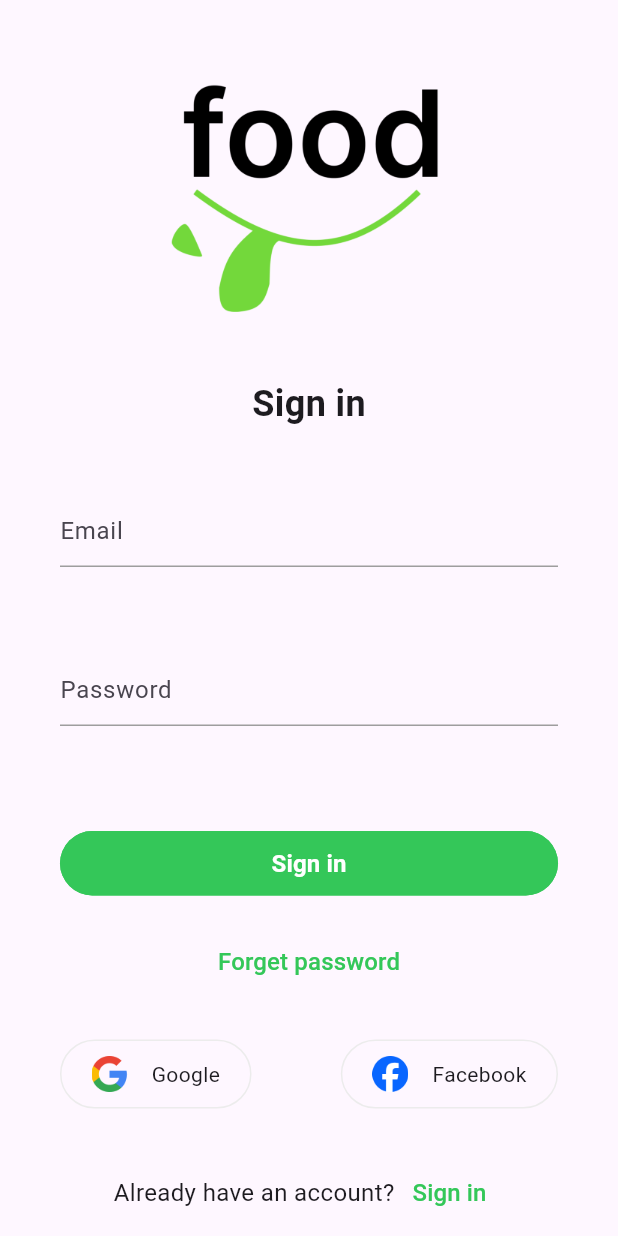
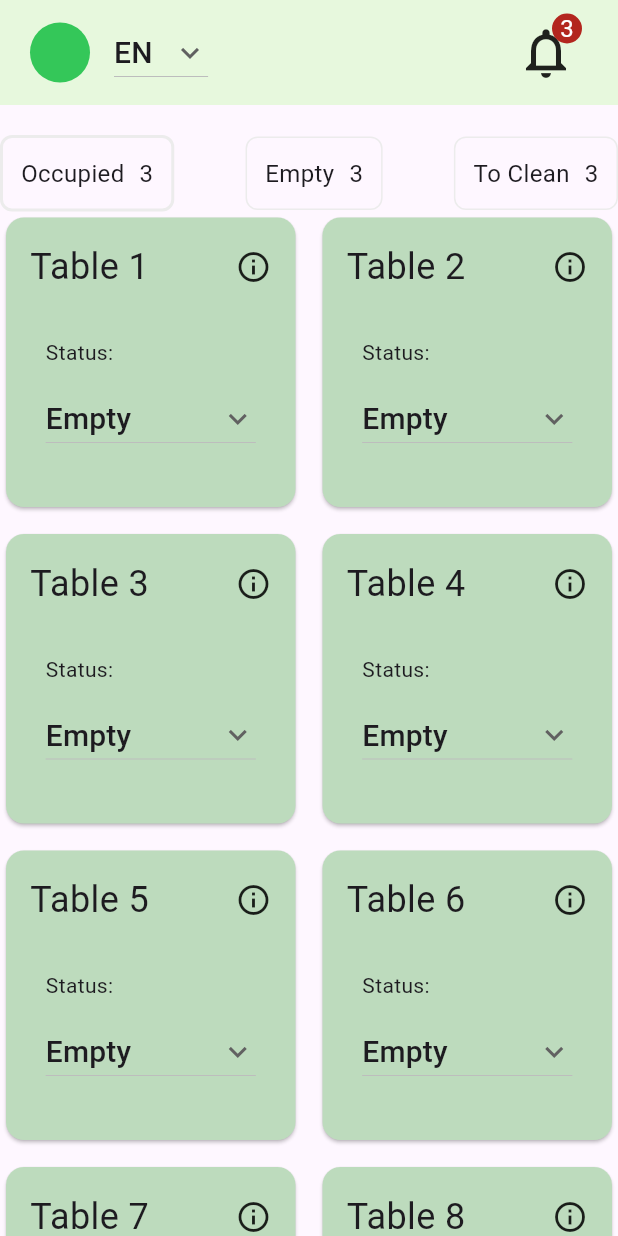
Before and after one commit to D-Anoz/kaffe, a Flutter app: the screen it shows after launch, after a tap on "Sign in", on a phone screen of 412 x 824 dp. Run offline on Flutter 3.47's test engine with Material 3 defaults, Android fonts, the phone set to English and light mode, and no system bars.

Commit message:
added homescreen and colors as per the status of table

```diff
--- a/lib/core/constants/colors.dart
+++ b/lib/core/constants/colors.dart
@@ -3,4 +3,11 @@ import 'package:flutter/material.dart';
 class AppColors {
   static const Color primary = Color(0xff34C759);
   static const Color borderColor = Color(0xffECECEC);
+  static const Color lightPrimary = Color(0xffE7F8DD);
+  static const Color medPrimary = Color(0xffBEEECA);
+  static const Color capsuleColor = Color(0xffFCF8F8);
+  static const Color emptyColor = Color(0xffBDDBBD);
+  static const Color toCleanColor = Color(0xffE6B2B2);
+  static const Color occupiedColor = Color(0xffBDBDDB);
+  static const Color orderPlacedColor = Color(0xffE6E6B2);
 }
--- /dev/null
+++ b/lib/presentation/screens/home_screen.dart
@@ -0,0 +1,248 @@
+import 'package:caffe/core/constants/colors.dart';
+import 'package:flutter/material.dart';
+
+class HomeScreen extends StatefulWidget {
+  const HomeScreen({super.key});
+
+  @override
+  State<HomeScreen> createState() => _HomeScreenState();
+}
+
+class _HomeScreenState extends State<HomeScreen> {
+  String dropdownvalue = 'EN';
+
+  var items = [
+    'EN',
+    'NEP',
+  ];
+
+  List<String> tableStatusValues = List.generate(8, (index) => 'Empty');
+
+  var tables = [
+    'Table 1',
+    'Table 2',
+    'Table 3',
+    'Table 4',
+    'Table 5',
+    'Table 6',
+    'Table 7',
+    'Table 8'
+  ];
+  var tableStatus = [
+    'Empty',
+    'To clean',
+    'Order placed',
+    'Occupied',
+  ];
+
+  Color getStatusColor(String status) {
+    switch (status) {
+      case 'Empty':
+        return AppColors.emptyColor;
+      case 'To clean':
+        return AppColors.toCleanColor;
+      case 'Order placed':
+        return AppColors.orderPlacedColor;
+      case 'Occupied':
+        return AppColors.occupiedColor;
+      default:
+        return AppColors.toCleanColor;
+    }
+  }
+
+  @override
+  Widget build(BuildContext context) {
+    return Scaffold(
+      body: SafeArea(
+        child: Column(
+          children: [
+            Container(
+              height: 70,
+              decoration: const BoxDecoration(color: AppColors.lightPrimary),
+              child: Padding(
+                padding: const EdgeInsets.only(left: 20, right: 20),
+                child: Row(
+                  mainAxisAlignment: MainAxisAlignment.spaceBetween,
+                  children: [
+                    Row(
+                      children: [
+                        const CircleAvatar(
+                          backgroundColor: AppColors.primary,
+                        ),
+                        const SizedBox(
+                          width: 16,
+                        ),
+                        DropdownButton(
+                          value: dropdownvalue,
+                          icon: const Icon(Icons.keyboard_arrow_down),
+                          items: items.map((String items) {
+                            return DropdownMenuItem(
+                              value: items,
+                              child: Text(
+                                items,
+                                style: const TextStyle(fontSize: 20),
+                              ),
+                            );
+                          }).toList(),
+                          onChanged: (String? newValue) {
+                            setState(() {
+                              dropdownvalue = newValue!;
+                            });
+                          },
+                        )
+                      ],
+                    ),
+                    const Padding(
+                      padding: EdgeInsets.only(right: 8.0),
+                      child: Badge(
+                        label: Text('3'),
+                        largeSize: 20,
+                        textStyle: TextStyle(fontSize: 16),
+                        child: Icon(Icons.notifications_none_outlined, size: 40),
+                      ),
+                    ),
+                  ],
+                ),
+              ),
+            ),
+            const SizedBox(height: 20),
+            Row(
+              mainAxisAlignment: MainAxisAlignment.spaceBetween,
+              children: [
+                Container(
+                  decoration: BoxDecoration(borderRadius: const BorderRadius.all(Radius.circular(8)), border: Border.all(width: 2, color: AppColors.borderColor)),
+                  child: const Padding(
+                    padding: EdgeInsets.all(12),
+                    child: Row(
+                      children: [
+                        Text(
+                          'Occupied',
+                          style: TextStyle(fontSize: 16),
+                        ),
+                        SizedBox(
+                          width: 10,
+                        ),
+                        Text(
+                          '3',
+                          style: TextStyle(fontSize: 16),
+                        )
+                      ],
+                    ),
+                  ),
+                ),
+                Container(
+                  decoration: BoxDecoration(borderRadius: const BorderRadius.all(Radius.circular(8)), border: Border.all(width: 1, color: AppColors.borderColor)),
+                  child: const Padding(
+                    padding: EdgeInsets.all(12),
+                    child: Row(
+                      children: [
+                        Text(
+                          'Empty',
+                          style: TextStyle(fontSize: 16),
+                        ),
+                        SizedBox(
+                          width: 10,
+                        ),
+                        Text(
+                          '3',
+                          style: TextStyle(fontSize: 16),
+                        )
+                      ],
+                    ),
+                  ),
+                ),
+                Container(
+                  decoration: BoxDecoration(borderRadius: const BorderRadius.all(Radius.circular(8)), border: Border.all(width: 1, color: AppColors.borderColor)),
+                  child: const Padding(
+                    padding: EdgeInsets.all(12),
+                    child: Row(
+                      children: [
+                        Text(
+                          'To Clean',
+                          style: TextStyle(fontSize: 16),
+                        ),
+                        SizedBox(
+                          width: 10,
+                        ),
+                        Text(
+                          '3',
+                          style: TextStyle(fontSize: 16),
+                        )
+                      ],
+                    ),
+                  ),
+                ),
+              ],
+            ),
+            Expanded(
+              child: GridView.builder(
+                  gridDelegate: const SliverGridDelegateWithFixedCrossAxisCount(
+                    crossAxisCount: 2,
+                    crossAxisSpacing: 10.0,
+                    mainAxisSpacing: 10.0,
+                    childAspectRatio: 1.0,
+                  ),
+                  itemCount: tables.length,
+                  itemBuilder: (context, index) {
+                    return Card(
+                      color: getStatusColor(tableStatusValues[index]),
+                      child: Padding(
+                        padding: const EdgeInsets.all(16),
+                        child: Column(
+                          children: [
+                            Row(
+                              mainAxisAlignment: MainAxisAlignment.spaceBetween,
+                              children: [
+                                Text(
+                                  tables[index],
+                                  style: const TextStyle(fontSize: 24),
+                                ),
+                                const SizedBox(
+                                  width: 26,
+                                ),
+                                const Icon(Icons.info_outlined)
+                              ],
+                            ),
+                            const SizedBox(
+                              height: 30,
+                            ),
+                            Column(
+                              crossAxisAlignment: CrossAxisAlignment.start,
+                              children: [
+                                const Text('Status:'),
+                                const SizedBox(
+                                  height: 10,
+                                ),
+                                DropdownButton(
+                                  value: tableStatusValues[index],
+                                  icon: const Icon(Icons.keyboard_arrow_down),
+                                  items: tableStatus.map((String items) {
+                                    return DropdownMenuItem(
+                                      value: items,
+                                      child: Text(
+                                        items,
+                                        style: const TextStyle(fontSize: 20),
+                                      ),
+                                    );
+                                  }).toList(),
+                                  focusColor: Colors.white.withOpacity(0.9),
+                                  onChanged: (String? newValue) {
+                                    setState(() {
+                                      tableStatusValues[index] = newValue!;
+                                    });
+                                  },
+                                )
+                              ],
+                            )
+                          ],
+                        ),
+                      ),
+                    );
+                  }),
+            )
+          ],
+        ),
+      ),
+    );
+  }
+}
--- a/lib/presentation/screens/signin_screen.dart
+++ b/lib/presentation/screens/signin_screen.dart
@@ -3,6 +3,9 @@ import 'package:caffe/core/constants/images.dart';
 import 'package:caffe/presentation/widgets/buttons.dart';
 import 'package:caffe/presentation/widgets/form.dart';
 import 'package:flutter/material.dart';
+
+import 'home_screen.dart';
+import 'signup_screen.dart';
 
 class SigninScreen extends StatefulWidget {
   const SigninScreen({super.key});
@@ -31,9 +34,14 @@ class _SigninScreenState extends State<SigninScreen> {
               const SizedBox(height: 24),
               CustomFormField(controller: passwordController, hintText: 'Password'),
               const SizedBox(height: 40),
-              const CustomButton(label: 'Sign in'),
+              CustomButton(
+                label: 'Sign in',
+                fun: () {
+                  Navigator.push(context, MaterialPageRoute(builder: (context) => const HomeScreen()));
+                },
+              ),
               const SizedBox(height: 20),
-              const CustomTextButton(label: 'Forget password'),
+              const CustomTextButton(label: 'Forget password?'),
               const SizedBox(height: 28),
               Row(
                 mainAxisAlignment: MainAxisAlignment.spaceBetween,
@@ -67,11 +75,16 @@ class _SigninScreenState extends State<SigninScreen> {
                 ],
               ),
               const SizedBox(height: 32),
-              const Row(
+              Row(
                 mainAxisAlignment: MainAxisAlignment.center,
                 children: [
-                  Text('Already have an account?', style: TextStyle(fontSize: 16)),
-                  CustomTextButton(label: 'Sign in')
+                  const Text('Don’t have an account?', style: TextStyle(fontSize: 16)),
+                  CustomTextButton(
+                    label: 'Sign up',
+                    fun: () {
+                      Navigator.push(context, MaterialPageRoute(builder: (context) => const SignupPage()));
+                    },
+                  )
                 ],
               )
             ],
--- a/lib/presentation/screens/signup_screen.dart
+++ b/lib/presentation/screens/signup_screen.dart
@@ -0,0 +1,93 @@
+import 'package:caffe/presentation/screens/signin_screen.dart';
+import 'package:flutter/material.dart';
+
+import '../../core/constants/colors.dart';
+import '../../core/constants/images.dart';
+import '../widgets/buttons.dart';
+import '../widgets/form.dart';
+
+class SignupPage extends StatefulWidget {
+  const SignupPage({super.key});
+
+  @override
+  State<SignupPage> createState() => _SignupPageState();
+}
+
+class _SignupPageState extends State<SignupPage> {
+  //controllers
+  TextEditingController emailController = TextEditingController();
+  TextEditingController passwordController = TextEditingController();
+  TextEditingController phoneController = TextEditingController();
+  @override
+  Widget build(BuildContext context) {
+    return Scaffold(
+      body: SingleChildScrollView(
+        child: Padding(
+          padding: const EdgeInsets.all(40),
+          child: Column(
+            children: [
+              Image.asset(AppImages.splash, height: 168),
+              const SizedBox(height: 44),
+              const Text('Sign up', style: TextStyle(fontSize: 24, fontWeight: FontWeight.bold)),
+              const SizedBox(height: 40),
+              CustomFormField(controller: emailController, hintText: 'Email'),
+              const SizedBox(height: 2),
+              CustomFormField(controller: passwordController, hintText: 'Password'),
+              const SizedBox(height: 2),
+              CustomFormField(controller: phoneController, hintText: 'Phone'),
+              const SizedBox(height: 2),
+              const CustomButton(label: 'Sign in'),
+              const SizedBox(height: 20),
+              const CustomTextButton(label: 'Forget password'),
+              const SizedBox(height: 28),
+              Row(
+                mainAxisAlignment: MainAxisAlignment.spaceBetween,
+                children: [
+                  Container(
+                    decoration: BoxDecoration(border: Border.all(width: 1, color: AppColors.borderColor), borderRadius: const BorderRadius.all(Radius.circular(36))),
+                    child: Padding(
+                      padding: const EdgeInsets.only(top: 10, bottom: 10, left: 20, right: 20),
+                      child: Row(
+                        children: [
+                          Image.asset(AppImages.google, height: 24),
+                          const SizedBox(width: 16),
+                          const Text('Google')
+                        ],
+                      ),
+                    ),
+                  ),
+                  Container(
+                    decoration: BoxDecoration(border: Border.all(width: 1, color: AppColors.borderColor), borderRadius: const BorderRadius.all(Radius.circular(36))),
+                    child: Padding(
+                      padding: const EdgeInsets.only(top: 10, bottom: 10, left: 20, right: 20),
+                      child: Row(
+                        children: [
+                          Image.asset(AppImages.fb, height: 24),
+                          const SizedBox(width: 16),
+                          const Text('Facebook')
+                        ],
+                      ),
+                    ),
+                  )
+                ],
+              ),
+              const SizedBox(height: 32),
+              Row(
+                mainAxisAlignment: MainAxisAlignment.center,
+                children: [
+                  const Text('Already have an account?', style: TextStyle(fontSize: 16)),
+                  CustomTextButton(
+                    label: 'Sign in',
+                    fun: () {
+                      Navigator.push(context, MaterialPageRoute(builder: (context) => const SigninScreen()));
+                    },
+                  )
+                ],
+              )
+            ],
+          ),
+        ),
+      ),
+    );
+  }
+}
--- a/lib/presentation/widgets/buttons.dart
+++ b/lib/presentation/widgets/buttons.dart
@@ -20,7 +20,7 @@ class _CustomButtonState extends State<CustomButton> {
         width: double.infinity,
         decoration: const BoxDecoration(color: AppColors.primary, borderRadius: BorderRadius.all(Radius.circular(24))),
         child: ElevatedButton(
-          onPressed: () {},
+          onPressed: widget.fun,
           style: ButtonStyle(backgroundColor: MaterialStateProperty.all<Color>(AppColors.primary), elevation: MaterialStateProperty.all<double>(0)),
           child: Text(
             widget.label ?? "",
@@ -60,7 +60,7 @@ class _CustomTextButtonState extends State<CustomTextButton> {
   @override
   Widget build(BuildContext context) {
     return TextButton(
-        onPressed: () {},
+        onPressed: widget.fun,
         child: Text(
           widget.label ?? 'Click me',
           style: const TextStyle(fontSize: 16, color: AppColors.primary),
```
